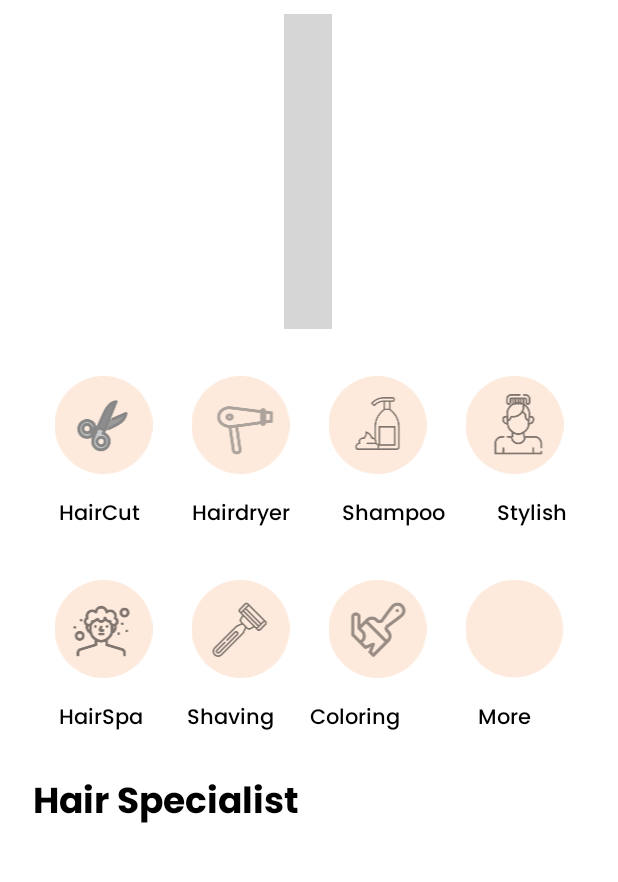
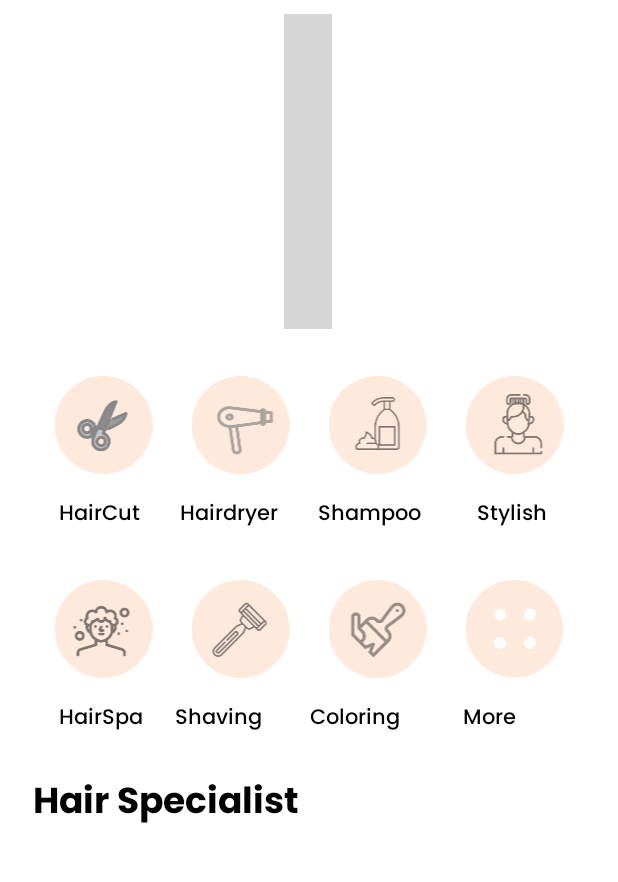
Before and after one commit to GautamSharma05/KampoApp, an Android app: the layout fragment_home.xml on its own in the app's theme, with its tools: preview values and no code run, on a phone screen of 412 x 824 dp, the part 73-955 px from its top. Run offline under Robolectric (Android 15) with nearby library versions, the phone set to English and light mode, and no system bars; plain views replace ImageSlider; grey boxes are pictures that could not be loaded.

Commit message:
Update Project

```diff
--- a/app/src/main/java/com/example/kampo/Adapters/WorkersAdapter.java
+++ b/app/src/main/java/com/example/kampo/Adapters/WorkersAdapter.java
@@ -25,6 +25,7 @@ public class WorkersAdapter extends FirestoreRecyclerAdapter<Workers,WorkersAdap
 
     @Override
     protected void onBindViewHolder(@NonNull @NotNull WorkersAdapter.WorkerHolder holder, int position, @NonNull @NotNull Workers model) {
+        holder.binding.workerName.setText(model.getFullName());
         Glide.with(holder.binding.workerImage.getContext()).load(model.getProfilePicUri()).placeholder(R.drawable.avatar).into(holder.binding.workerImage);
     }
 
--- a/app/src/main/java/com/example/kampo/Fragments/SignUpFragment.java
+++ b/app/src/main/java/com/example/kampo/Fragments/SignUpFragment.java
@@ -86,6 +86,7 @@ public class SignUpFragment extends Fragment {
                 public void onComplete(@NonNull @NotNull Task<AuthResult> task) {
                     if(task.isSuccessful()){
                         FirebaseUser user = mAuth.getCurrentUser();
+
                         DocumentReference documentReference = fStore.collection("Users").document(Objects.requireNonNull(mAuth.getUid()));
                         Map<String, Object> users = new HashMap<>();
                         users.put("FullName", userFullName);
--- a/app/src/main/res/layout/fragment_home.xml
+++ b/app/src/main/res/layout/fragment_home.xml
@@ -125,8 +125,8 @@
         android:id="@+id/hairDryer"
         android:layout_width="wrap_content"
         android:layout_height="wrap_content"
-        android:layout_marginStart="24dp"
-        android:layout_marginLeft="24dp"
+        android:layout_marginStart="16dp"
+        android:layout_marginLeft="16dp"
         android:fontFamily="@font/poppins_medium"
         android:paddingLeft="5dp"
         android:paddingRight="5dp"
@@ -134,12 +134,13 @@
         android:textColor="?android:textColorPrimary"
         app:layout_constraintStart_toEndOf="@+id/hairCutText"
         app:layout_constraintTop_toBottomOf="@+id/first_icon_row" />
+
     <TextView
         android:id="@+id/shampoo"
         android:layout_width="wrap_content"
         android:layout_height="wrap_content"
-        android:layout_marginStart="24dp"
-        android:layout_marginLeft="24dp"
+        android:layout_marginStart="16dp"
+        android:layout_marginLeft="16dp"
         android:fontFamily="@font/poppins_medium"
         android:paddingLeft="5dp"
         android:paddingRight="5dp"
@@ -147,19 +148,23 @@
         android:textColor="?android:textColorPrimary"
         app:layout_constraintStart_toEndOf="@+id/hairDryer"
         app:layout_constraintTop_toBottomOf="@+id/first_icon_row" />
+
     <TextView
         android:id="@+id/Stylish"
         android:layout_width="wrap_content"
         android:layout_height="wrap_content"
-        android:layout_marginStart="24dp"
-        android:layout_marginLeft="24dp"
+        android:layout_marginStart="16dp"
+        android:layout_marginLeft="16dp"
+        android:layout_marginEnd="32dp"
+        android:layout_marginRight="32dp"
         android:fontFamily="@font/poppins_medium"
         android:paddingLeft="5dp"
         android:paddingRight="5dp"
         android:text="Stylish"
+
         android:textColor="?android:textColorPrimary"
+        app:layout_constraintEnd_toEndOf="parent"
         app:layout_constraintStart_toEndOf="@+id/shampoo"
-
         app:layout_constraintTop_toBottomOf="@+id/first_icon_row" />
 
     <LinearLayout
@@ -227,8 +232,8 @@
         android:id="@+id/shaving"
         android:layout_width="wrap_content"
         android:layout_height="wrap_content"
-        android:layout_marginStart="24dp"
-        android:layout_marginLeft="24dp"
+        android:layout_marginStart="16dp"
+        android:layout_marginLeft="16dp"
         android:fontFamily="@font/poppins_medium"
         android:text="Shaving"
         android:textColor="?android:textColorPrimary"
@@ -239,8 +244,8 @@
         android:id="@+id/coloring"
         android:layout_width="wrap_content"
         android:layout_height="wrap_content"
-        android:layout_marginStart="24dp"
-        android:layout_marginLeft="24dp"
+        android:layout_marginStart="32dp"
+        android:layout_marginLeft="32dp"
         android:fontFamily="@font/poppins_medium"
         android:text="Coloring"
         android:textColor="?android:textColorPrimary"
@@ -251,8 +256,8 @@
         android:id="@+id/more"
         android:layout_width="wrap_content"
         android:layout_height="wrap_content"
-        android:layout_marginStart="52dp"
-        android:layout_marginLeft="52dp"
+        android:layout_marginStart="42dp"
+        android:layout_marginLeft="42dp"
         android:fontFamily="@font/poppins_medium"
         android:text="More"
         android:textColor="?android:textColorPrimary"
@@ -281,7 +286,7 @@
         android:layout_marginLeft="16dp"
         android:layout_marginEnd="16dp"
         android:layout_marginRight="16dp"
-        android:paddingBottom="80dp"
+        android:paddingBottom="70dp"
         app:layout_constraintEnd_toEndOf="parent"
         app:layout_constraintStart_toStartOf="parent"
         app:layout_constraintTop_toBottomOf="@+id/textView9" />
```
Also changed, not shown: app/src/main/AndroidManifest.xml (+6 -5 lines), app/src/main/java/com/example/kampo/Activity/LoginActivity.java (+7 -1 lines), app/src/main/java/com/example/kampo/Fragments/LoginFragment.java (added, +98 -0 lines), app/src/main/res/layout/activity_login.xml (+10 -0 lines), app/src/main/res/layout/fragment_login.xml (added, +86 -0 lines), app/src/main/res/layout/fragment_sign_up.xml (+5 -5 lines), app/src/main/res/layout/sample_workers.xml (+17 -2 lines), app/src/main/res/drawable-hdpi/more.png, app/src/main/res/drawable-mdpi/more.png, app/src/main/res/drawable-xhdpi/more.png, app/src/main/res/drawable-xxhdpi/more.png, app/src/main/res/drawable-xxxhdpi/more.png.
